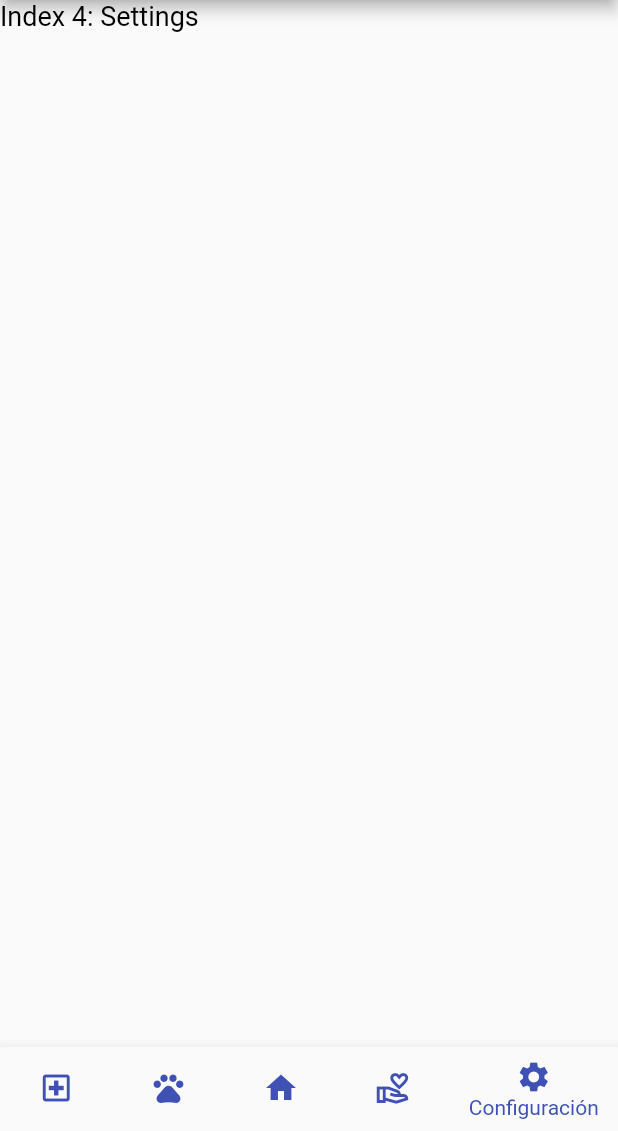
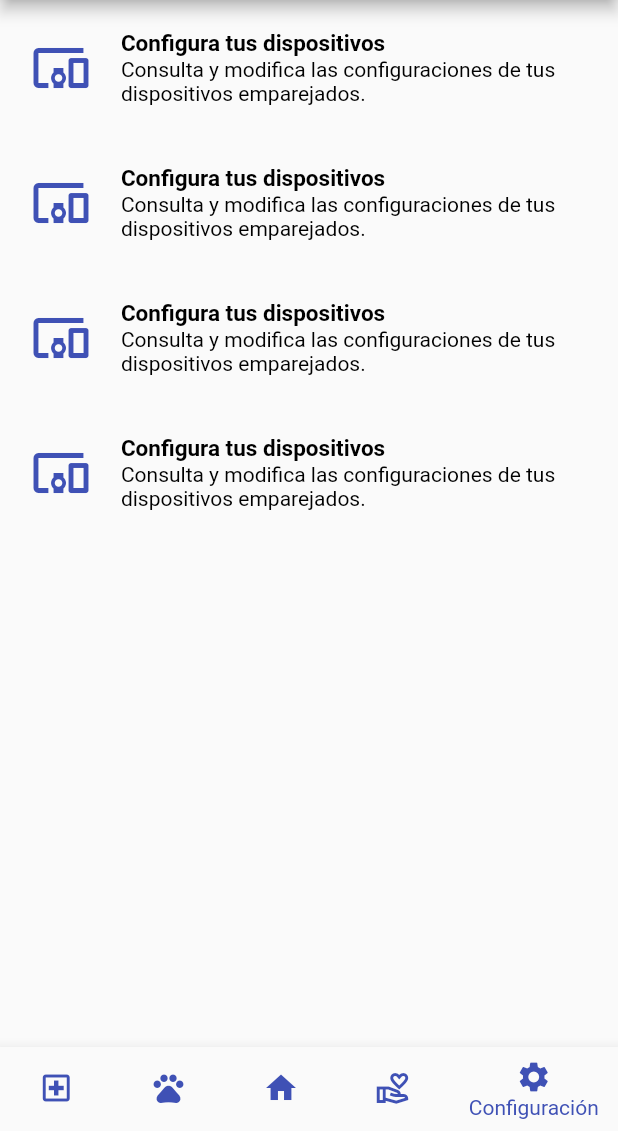
Before and after one commit to Feligx/animal-app, a Flutter app: the Home1 screen opened directly, item 5 of the bottom bar chosen, on a phone screen of 412 x 824 dp, the part 105-1236 px from its top. Run offline on Flutter 3.47's test engine with Material 2 defaults, Android fonts, the phone set to English and light mode, and no system bars; network calls fail.

Commit message:
Add files via upload

```diff
--- a/Pawrent/lib/home/home1.dart
+++ b/Pawrent/lib/home/home1.dart
@@ -1,6 +1,7 @@
 import 'package:flutter/material.dart';
 import 'package:pawrent/home/userprofile.dart';
 import 'package:pawrent/adopt/adopt.dart';
+import 'package:pawrent/settings/settings.dart';
 
 class Home1 extends StatefulWidget {
   const Home1({Key? key}) : super(key: key);
@@ -21,10 +22,7 @@ class _Home1State extends State<Home1> {
     pagadopt(),
     paghome(),
     pagfun(),
-    Text(
-      'Index 4: Settings',
-      style: TextStyle(fontSize: 18),
-    ),
+    settingList(),
   ];
 
   @override
--- /dev/null
+++ b/Pawrent/lib/settings/settings.dart
@@ -0,0 +1,146 @@
+import 'package:flutter/material.dart';
+import 'package:pawrent/themes/themes.dart';
+
+class settingList extends StatelessWidget {
+  const settingList({Key? key}) : super(key: key);
+
+  @override
+  Widget build(BuildContext context) {
+    MediaQueryData queryData;
+    queryData = MediaQuery.of(context);
+    return Scaffold(
+      body: ListView(
+        children: [
+          InkWell(
+            onTap: (){},
+            child: Container(
+            margin: EdgeInsets.only(top: 20.0, bottom: 20.0),
+            padding: EdgeInsets.only(left: queryData.size.width*0.05, right: queryData.size.width*0.05),
+              child: Row(
+            mainAxisAlignment: MainAxisAlignment.spaceBetween,
+            children: [
+              Container(
+                margin: EdgeInsets.only(right: 20.0),
+                  child:
+              Icon(
+                Icons.devices_other_outlined,
+                size: 40.0,
+              )),
+              Expanded(
+                  child: Column(
+                mainAxisAlignment: MainAxisAlignment.start,
+                children: [
+                  Container(
+                      child: Text("Configura tus dispositivos", textAlign: TextAlign.left, style: TextStyle(fontSize: 15, fontWeight: FontWeight.bold)),
+                    width: queryData.size.width,
+                  ),
+                  Container(
+                      child: Text(
+                    "Consulta y modifica las configuraciones de tus dispositivos emparejados.",
+                    textAlign: TextAlign.left,
+                  ))
+                ],
+              ))
+            ],
+          )),),
+          InkWell(
+            onTap: (){},
+            child: Container(
+                margin: EdgeInsets.only(top: 20.0, bottom: 20.0),
+                padding: EdgeInsets.only(left: queryData.size.width*0.05, right: queryData.size.width*0.05),
+                child: Row(
+                  mainAxisAlignment: MainAxisAlignment.spaceBetween,
+                  children: [
+                    Container(
+                        margin: EdgeInsets.only(right: 20.0),
+                        child:
+                        Icon(
+                          Icons.devices_other_outlined,
+                          size: 40.0,
+                        )),
+                    Expanded(
+                        child: Column(
+                          mainAxisAlignment: MainAxisAlignment.start,
+                          children: [
+                            Container(
+                              child: Text("Configura tus dispositivos", textAlign: TextAlign.left, style: TextStyle(fontSize: 15, fontWeight: FontWeight.bold)),
+                              width: queryData.size.width,
+                            ),
+                            Container(
+                                child: Text(
+                                  "Consulta y modifica las configuraciones de tus dispositivos emparejados.",
+                                  textAlign: TextAlign.left,
+                                ))
+                          ],
+                        ))
+                  ],
+                )),),
+          InkWell(
+            onTap: (){},
+            child: Container(
+                margin: EdgeInsets.only(top: 20.0, bottom: 20.0),
+                padding: EdgeInsets.only(left: queryData.size.width*0.05, right: queryData.size.width*0.05),
+                child: Row(
+                  mainAxisAlignment: MainAxisAlignment.spaceBetween,
+                  children: [
+                    Container(
+                        margin: EdgeInsets.only(right: 20.0),
+                        child:
+                        Icon(
+                          Icons.devices_other_outlined,
+                          size: 40.0,
+                        )),
+                    Expanded(
+                        child: Column(
+                          mainAxisAlignment: MainAxisAlignment.start,
+                          children: [
+                            Container(
+                              child: Text("Configura tus dispositivos", textAlign: TextAlign.left, style: TextStyle(fontSize: 15, fontWeight: FontWeight.bold)),
+                              width: queryData.size.width,
+                            ),
+                            Container(
+                                child: Text(
+                                  "Consulta y modifica las configuraciones de tus dispositivos emparejados.",
+                                  textAlign: TextAlign.left,
+                                ))
+                          ],
+                        ))
+                  ],
+                )),),
+          InkWell(
+            onTap: (){},
+            child: Container(
+                margin: EdgeInsets.only(top: 20.0, bottom: 20.0),
+                padding: EdgeInsets.only(left: queryData.size.width*0.05, right: queryData.size.width*0.05),
+                child: Row(
+                  mainAxisAlignment: MainAxisAlignment.spaceBetween,
+                  children: [
+                    Container(
+                        margin: EdgeInsets.only(right: 20.0),
+                        child:
+                        Icon(
+                          Icons.devices_other_outlined,
+                          size: 40.0,
+                        )),
+                    Expanded(
+                        child: Column(
+                          mainAxisAlignment: MainAxisAlignment.start,
+                          children: [
+                            Container(
+                              child: Text("Configura tus dispositivos", textAlign: TextAlign.left, style: TextStyle(fontSize: 15, fontWeight: FontWeight.bold)),
+                              width: queryData.size.width,
+                            ),
+                            Container(
+                                child: Text(
+                                  "Consulta y modifica las configuraciones de tus dispositivos emparejados.",
+                                  textAlign: TextAlign.left,
+                                ))
+                          ],
+                        ))
+                  ],
+                )),),
+        ],
+      ),
+    );
+  }
+}
```
Also changed, not shown: Pawrent/lib/adopt/adopt.dart (+8 -1 lines), Pawrent/lib/adopt/adopt_form.dart (+23 -18 lines), Pawrent/lib/adopt/adopt_match.dart (added, +336 -0 lines).
